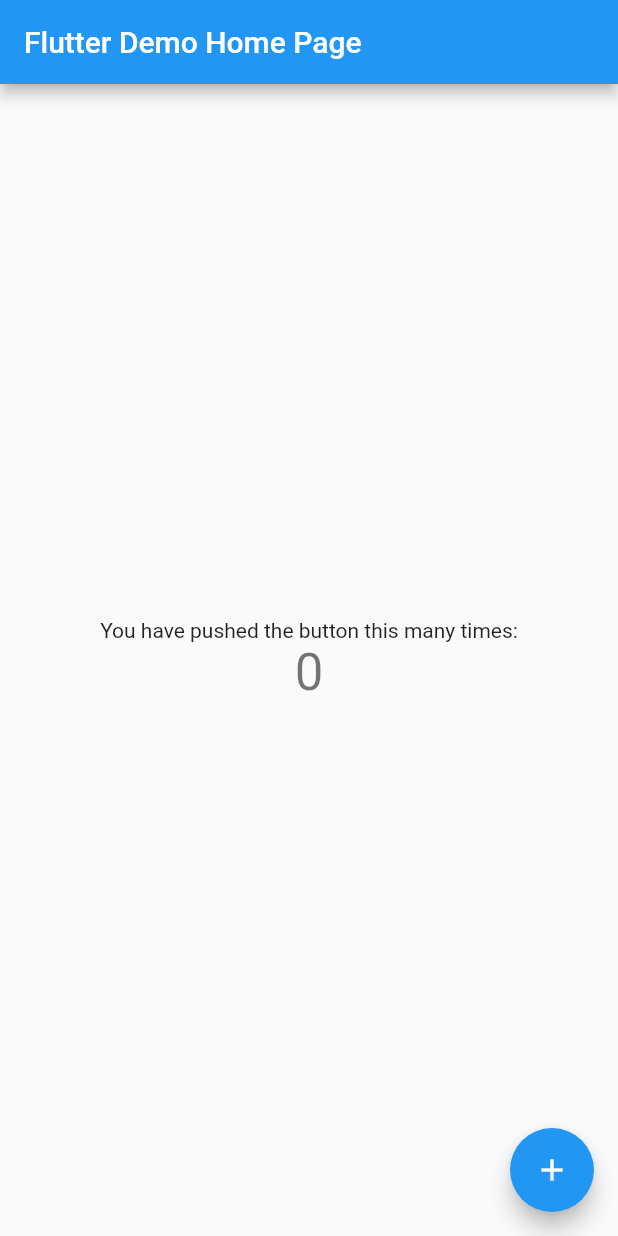
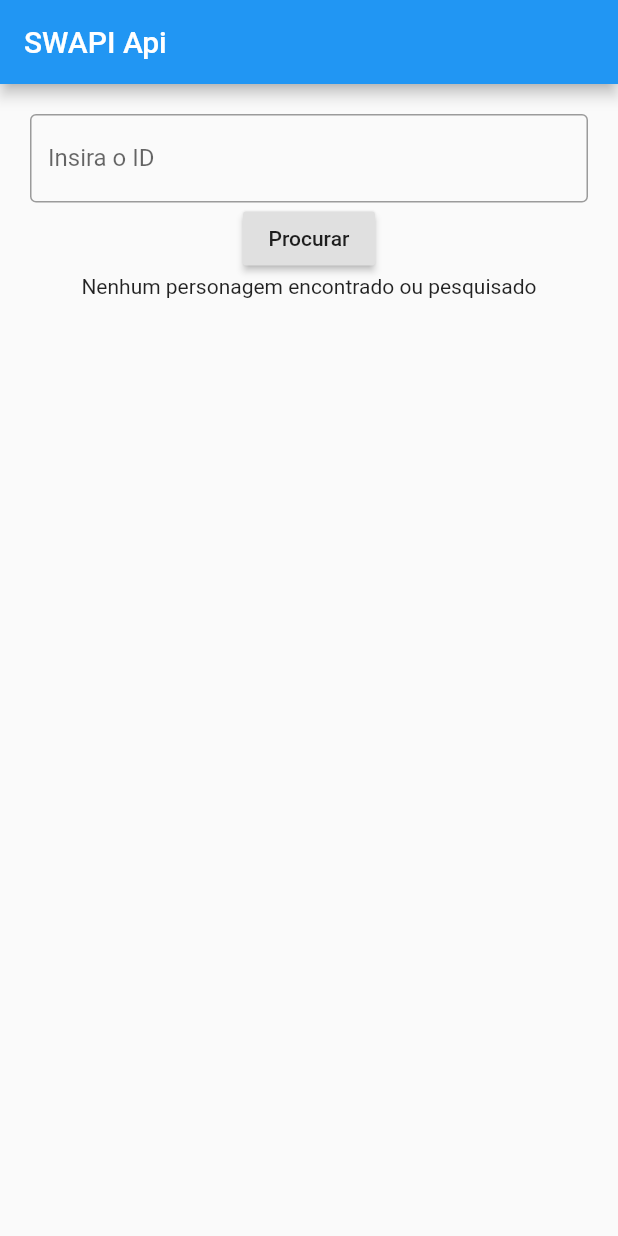
Before and after one commit to isacjunior/flutter_swapi, a Flutter app: the screen it shows after launch, on a phone screen of 412 x 824 dp. Run offline on Flutter 3.47's test engine with Material 2 defaults, Android fonts, the phone set to English and light mode, and no system bars; our stand-ins replace dio.

```diff
--- /dev/null
+++ b/lib/core/constants/api.dart
@@ -0,0 +1,5 @@
+class Api {
+  Api._();
+
+  static final base = 'https://swapi.co/api';
+}
--- /dev/null
+++ b/lib/core/model/people.dart
@@ -0,0 +1,18 @@
+class People {
+  String name;
+  String gender;
+
+  People({this.name, this.gender});
+
+  People.fromJson(Map<String, dynamic> json) {
+    name = json['name'];
+    gender = json['gender'];
+  }
+
+  Map<String, dynamic> toJson() {
+    final Map<String, dynamic> data = new Map<String, dynamic>();
+    data['name'] = this.name;
+    data['gender'] = this.gender;
+    return data;
+  }
+}
--- /dev/null
+++ b/lib/core/provider/people.dart
@@ -0,0 +1,33 @@
+import 'package:flutter/foundation.dart';
+import 'package:movies/core/model/people.dart';
+import 'package:movies/core/service/people.dart';
+
+class PeopleProvider with ChangeNotifier {
+  People _people;
+  bool _isLoading = false;
+  String search;
+
+  bool get loading => _isLoading;
+  People get people => _people;
+
+  void setLoading(bool boolean) {
+    _isLoading = boolean;
+    notifyListeners();
+  }
+
+  void setPeople(People people) {
+    _people = people;
+  }
+
+  void setSearch(String name) {
+    search = name;
+    notifyListeners();
+  }
+
+  Future getPeople(String id) async {
+    setLoading(true);
+    People people = await PeopleService.getPeople(id);
+    setPeople(people);
+    setLoading(false);
+  }
+}
--- /dev/null
+++ b/lib/core/service/people.dart
@@ -0,0 +1,15 @@
+import 'package:dio/dio.dart';
+import 'package:movies/core/model/people.dart';
+
+import 'base.dart';
+
+class PeopleService {
+  PeopleService._();
+
+  static Dio _dio = BaseService().dio;
+
+  static Future<People> getPeople(String id) async {
+    Response response = await _dio.get('/people/$id');
+    return People.fromJson(response.data);
+  }
+}
--- a/lib/main.dart
+++ b/lib/main.dart
@@ -1,111 +1,25 @@
 import 'package:flutter/material.dart';
+import 'package:movies/core/provider/people.dart';
+import 'package:provider/provider.dart';
+
+import 'screens/home/home.dart';
 
 void main() => runApp(MyApp());
 
 class MyApp extends StatelessWidget {
-  // This widget is the root of your application.
   @override
   Widget build(BuildContext context) {
-    return MaterialApp(
-      title: 'Flutter Demo',
-      theme: ThemeData(
-        // This is the theme of your application.
-        //
-        // Try running your application with "flutter run". You'll see the
-        // application has a blue toolbar. Then, without quitting the app, try
-        // changing the primarySwatch below to Colors.green and then invoke
-        // "hot reload" (press "r" in the console where you ran "flutter run",
-        // or simply save your changes to "hot reload" in a Flutter IDE).
-        // Notice that the counter didn't reset back to zero; the application
-        // is not restarted.
-        primarySwatch: Colors.blue,
+    return MultiProvider(
+      providers: [
+        ChangeNotifierProvider(builder: (context) => PeopleProvider())
+      ],
+      child: MaterialApp(
+        title: 'Flutter Demo',
+        theme: ThemeData(
+          primarySwatch: Colors.blue,
+        ),
+        home: Home(),
       ),
-      home: MyHomePage(title: 'Flutter Demo Home Page'),
     );
   }
 }
-
-class MyHomePage extends StatefulWidget {
-  MyHomePage({Key key, this.title}) : super(key: key);
-
-  // This widget is the home page of your application. It is stateful, meaning
-  // that it has a State object (defined below) that contains fields that affect
-  // how it looks.
-
-  // This class is the configuration for the state. It holds the values (in this
-  // case the title) provided by the parent (in this case the App widget) and
-  // used by the build method of the State. Fields in a Widget subclass are
-  // always marked "final".
-
-  final String title;
-
-  @override
-  _MyHomePageState createState() => _MyHomePageState();
-}
-
-class _MyHomePageState extends State<MyHomePage> {
-  int _counter = 0;
-
-  void _incrementCounter() {
-    setState(() {
-      // This call to setState tells the Flutter framework that something has
-      // changed in this State, which causes it to rerun the build method below
-      // so that the display can reflect the updated values. If we changed
-      // _counter without calling setState(), then the build method would not be
-      // called again, and so nothing would appear to happen.
-      _counter++;
-    });
-  }
-
-  @override
-  Widget build(BuildContext context) {
-    // This method is rerun every time setState is called, for instance as done
-    // by the _incrementCounter method above.
-    //
-    // The Flutter framework has been optimized to make rerunning build methods
-    // fast, so that you can just rebuild anything that needs updating rather
-    // than having to individually change instances of widgets.
-    return Scaffold(
-      appBar: AppBar(
-        // Here we take the value from the MyHomePage object that was created by
-        // the App.build method, and use it to set our appbar title.
-        title: Text(widget.title),
-      ),
-      body: Center(
-        // Center is a layout widget. It takes a single child and positions it
-        // in the middle of the parent.
-        child: Column(
-          // Column is also a layout widget. It takes a list of children and
-          // arranges them vertically. By default, it sizes itself to fit its
-          // children horizontally, and tries to be as tall as its parent.
-          //
-          // Invoke "debug painting" (press "p" in the console, choose the
-          // "Toggle Debug Paint" action from the Flutter Inspector in Android
-          // Studio, or the "Toggle Debug Paint" command in Visual Studio Code)
-          // to see the wireframe for each widget.
-          //
-          // Column has various properties to control how it sizes itself and
-          // how it positions its children. Here we use mainAxisAlignment to
-          // center the children vertically; the main axis here is the vertical
-          // axis because Columns are vertical (the cross axis would be
-          // horizontal).
-          mainAxisAlignment: MainAxisAlignment.center,
-          children: <Widget>[
-            Text(
-              'You have pushed the button this many times:',
-            ),
-            Text(
-              '$_counter',
-              style: Theme.of(context).textTheme.display1,
-            ),
-          ],
-        ),
-      ),
-      floatingActionButton: FloatingActionButton(
-        onPressed: _incrementCounter,
-        tooltip: 'Increment',
-        child: Icon(Icons.add),
-      ), // This trailing comma makes auto-formatting nicer for build methods.
-    );
-  }
-}
--- /dev/null
+++ b/lib/screens/home/home.dart
@@ -0,0 +1,52 @@
+import 'package:flutter/material.dart';
+import 'package:movies/core/provider/people.dart';
+import 'package:movies/widgets/input.dart';
+import 'package:movies/widgets/loading.dart';
+import 'package:provider/provider.dart';
+
+class Home extends StatefulWidget {
+  @override
+  _HomeState createState() => _HomeState();
+}
+
+class _HomeState extends State<Home> {
+  final searchController = TextEditingController();
+
+  _renderResult(PeopleProvider data) {
+    return data?.people == null
+        ? Text('Nenhum personagem encontrado ou pesquisado')
+        : Container(
+            margin: EdgeInsets.only(top: 20),
+            child: Text('name: ${data.people.name}'),
+          );
+  }
+
+  @override
+  Widget build(BuildContext context) {
+    return Consumer<PeopleProvider>(
+      builder: (context, data, _) {
+        return Scaffold(
+          appBar: AppBar(
+            title: Text('SWAPI Api'),
+          ),
+          body: Padding(
+            padding: EdgeInsets.all(20),
+            child: Column(
+              children: <Widget>[
+                Input(
+                  controller: searchController,
+                  label: 'Insira o ID',
+                ),
+                RaisedButton(
+                  child: Text('Procurar'),
+                  onPressed: () => data.getPeople(searchController.text),
+                ),
+                data.loading ? Loading() : _renderResult(data)
+              ],
+            ),
+          ),
+        );
+      },
+    );
+  }
+}
--- /dev/null
+++ b/lib/widgets/input.dart
@@ -0,0 +1,27 @@
+import 'package:flutter/material.dart';
+
+class Input extends StatelessWidget {
+  final String label;
+  final ValueChanged<String> onChanged;
+  final TextEditingController controller;
+
+  Input({
+    @required this.label,
+    this.onChanged,
+    this.controller,
+  });
+
+  @override
+  Widget build(BuildContext context) {
+    return Container(
+      child: TextField(
+        controller: controller,
+        onChanged: onChanged,
+        decoration: InputDecoration(
+          border: OutlineInputBorder(),
+          labelText: label,
+        ),
+      ),
+    );
+  }
+}
```
Also changed, not shown: lib/core/service/base.dart (added, +16 -0 lines), lib/widgets/loading.dart (added, +10 -0 lines), pubspec.yaml (+2 -52 lines), pubspec.lock.
